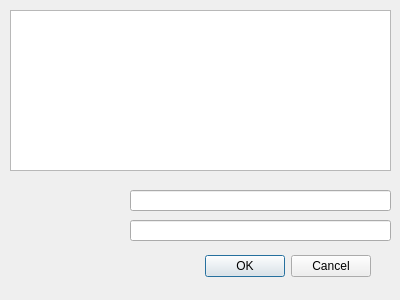
Qt form newdialog.ui (ray33ee/ComplexCL) before a commit.
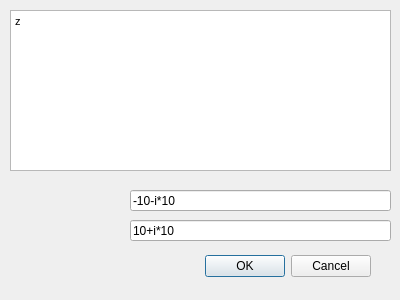
The same form after that commit.

Patch:
```diff
--- a/newdialog.ui
+++ b/newdialog.ui
@@ -38,6 +38,13 @@
      <height>161</height>
     </rect>
    </property>
+   <property name="html">
+    <string>&lt;!DOCTYPE HTML PUBLIC &quot;-//W3C//DTD HTML 4.0//EN&quot; &quot;http://www.w3.org/TR/REC-html40/strict.dtd&quot;&gt;
+&lt;html&gt;&lt;head&gt;&lt;meta name=&quot;qrichtext&quot; content=&quot;1&quot; /&gt;&lt;style type=&quot;text/css&quot;&gt;
+p, li { white-space: pre-wrap; }
+&lt;/style&gt;&lt;/head&gt;&lt;body style=&quot; font-family:'MS Shell Dlg 2'; font-size:7.875pt; font-weight:400; font-style:normal;&quot;&gt;
+&lt;p style=&quot; margin-top:0px; margin-bottom:0px; margin-left:0px; margin-right:0px; -qt-block-indent:0; text-indent:0px;&quot;&gt;z&lt;/p&gt;&lt;/body&gt;&lt;/html&gt;</string>
+   </property>
   </widget>
   <widget class="QLineEdit" name="txtMin">
    <property name="geometry">
@@ -48,6 +55,9 @@
      <height>21</height>
     </rect>
    </property>
+   <property name="text">
+    <string>-10-i*10</string>
+   </property>
   </widget>
   <widget class="QLineEdit" name="txtMax">
    <property name="geometry">
@@ -58,6 +68,9 @@
      <height>21</height>
     </rect>
    </property>
+   <property name="text">
+    <string>10+i*10</string>
+   </property>
   </widget>
  </widget>
  <resources/>
```
